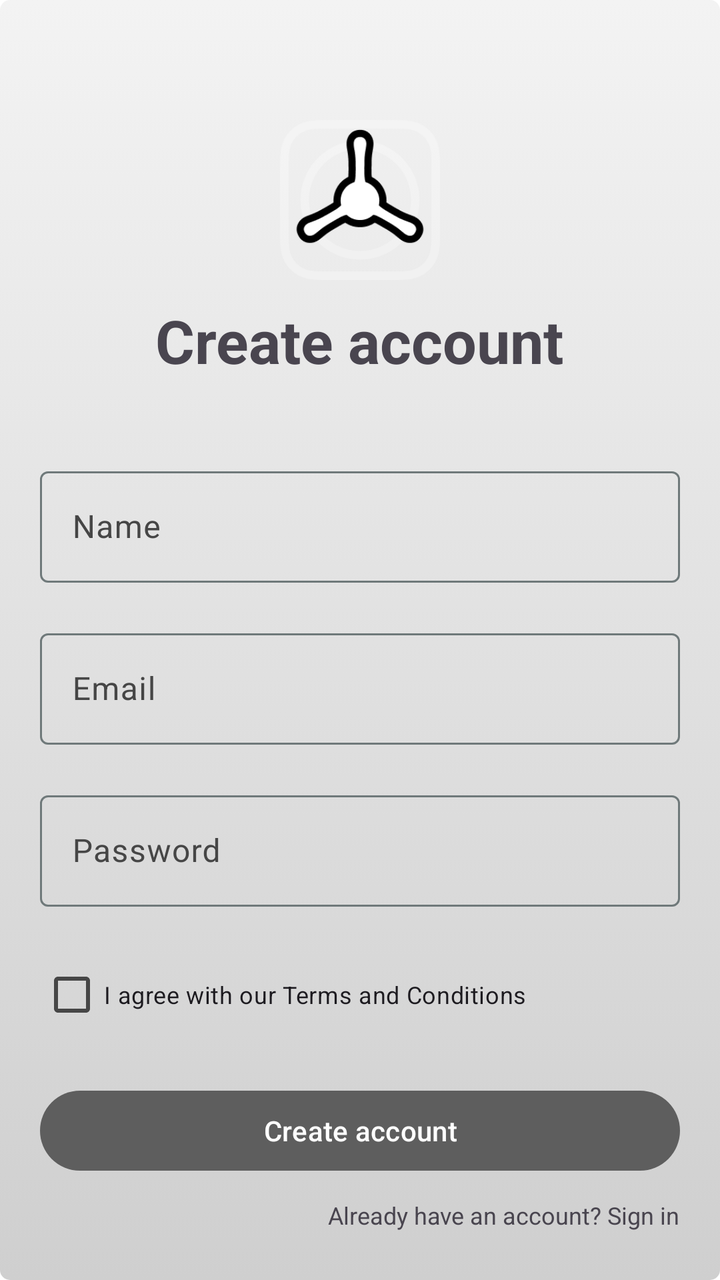
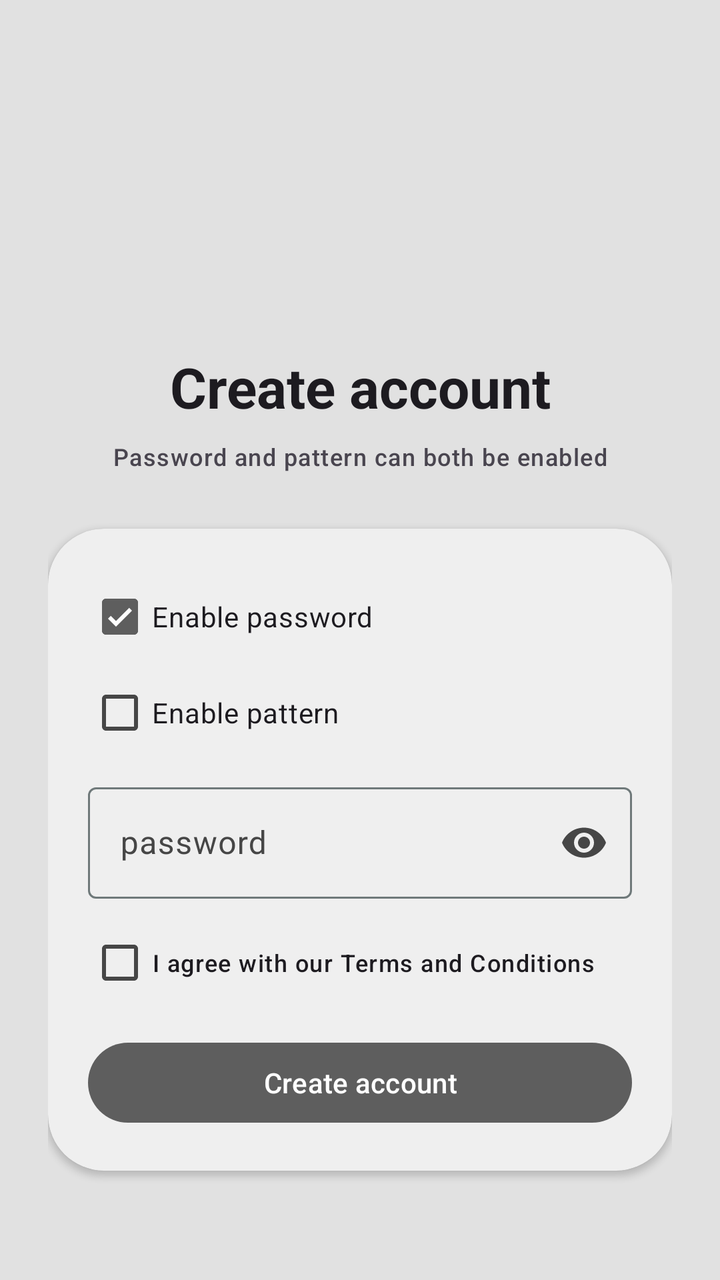

Before-and-after screenshots of an Android layout around one commit, followed by the original layout XML and the change that was made.
<!-- AndroidManifest.xml: application theme AppTheme -->
<!-- res/layout/activity_creat_account.xml -->
<?xml version="1.0" encoding="utf-8"?>
<androidx.core.widget.NestedScrollView xmlns:android="http://schemas.android.com/apk/res/android"
    xmlns:tools="http://schemas.android.com/tools"
    xmlns:app="http://schemas.android.com/apk/res-auto"
    android:fitsSystemWindows="true"
    android:layout_width="match_parent"
    android:layout_height="match_parent">
<com.google.android.material.circularreveal.CircularRevealRelativeLayout
    android:layout_width="match_parent"
    android:layout_height="match_parent"
    tools:context=".ui.Login">

    <com.google.android.material.imageview.ShapeableImageView
        android:id="@+id/image_view"
        android:layout_width="80dp"
        android:layout_height="80dp"
        android:layout_centerHorizontal="true"
        android:layout_marginTop="60dp"
        app:srcCompat="@drawable/sign_logo" />

    <com.google.android.material.textview.MaterialTextView
        android:textStyle="bold"
        android:id="@+id/textView"
        android:layout_centerHorizontal="true"
        android:layout_below="@id/image_view"
        android:layout_width="wrap_content"
        android:layout_height="wrap_content"
        android:layout_marginLeft="20dp"
        android:layout_marginTop="10dp"
        android:text="Create account"
        android:textSize="30sp" />

    <com.google.android.material.textfield.TextInputLayout
        android:id="@+id/textInputLayout_name"
        android:layout_width="match_parent"
        android:layout_height="wrap_content"
        android:layout_below="@+id/textView"
        android:layout_marginTop="40dp"
        android:layout_marginLeft="20dp"
        android:layout_marginRight="20dp"
        android:hint="Name">

        <com.google.android.material.textfield.TextInputEditText
            android:id="@+id/editText_name"
            android:layout_width="match_parent"
            android:layout_height="wrap_content"
            android:inputType="text"/>
    </com.google.android.material.textfield.TextInputLayout>

    <com.google.android.material.textfield.TextInputLayout
        android:id="@+id/textInputLayout_email"
        android:layout_width="match_parent"
        android:layout_height="wrap_content"
        android:layout_below="@+id/textInputLayout_name"
        android:layout_marginTop="20dp"
        android:layout_marginLeft="20dp"
        android:layout_marginRight="20dp"
        android:hint="Email">

        <com.google.android.material.textfield.TextInputEditText
            android:id="@+id/editText_email"
            android:layout_width="match_parent"
            android:layout_height="wrap_content"
            android:inputType="textEmailAddress"/>
    </com.google.android.material.textfield.TextInputLayout>

    <com.google.android.material.textfield.TextInputLayout
        android:id="@+id/textInputLayout_password"
        android:layout_width="match_parent"
        android:layout_height="wrap_content"
        android:layout_below="@+id/textInputLayout_email"
        android:hint="Password"
        android:layout_margin="20dp">
        <com.google.android.material.textfield.TextInputEditText
            android:id="@+id/editText_password"
            android:layout_width="match_parent"
            android:layout_height="wrap_content"
            android:inputType="textPassword"/>
    </com.google.android.material.textfield.TextInputLayout>
<com.google.android.material.checkbox.MaterialCheckBox
    android:id="@+id/checkBox"
    android:layout_width="wrap_content"
    android:layout_height="wrap_content"
    android:textSize="12sp"
    android:text="I agree with our Terms and Conditions"
    android:layout_below="@id/textInputLayout_password"
    android:layout_marginStart="20dp"/>
    <com.google.android.material.button.MaterialButton
        android:id="@+id/button_signIn"
        android:layout_width="match_parent"
        android:layout_height="wrap_content"
        android:layout_below="@id/checkBox"
        android:layout_marginStart="20dp"
        android:layout_marginEnd="20dp"
        android:layout_marginTop="20dp"
        android:text="Create account"/>
    <com.google.android.material.textview.MaterialTextView
        android:id="@+id/textView_signIn"
        android:layout_below="@id/button_signIn"
        android:layout_alignParentEnd="true"
        android:layout_marginTop="10dp"
        android:layout_marginEnd="20dp"
        android:layout_width="wrap_content"
        android:layout_height="wrap_content"
        android:textSize="12sp"
        android:text="Already have an account? Sign in" />
</com.google.android.material.circularreveal.CircularRevealRelativeLayout>
</androidx.core.widget.NestedScrollView>
<!-- resources referenced by this layout -->
<resources>
  <!-- drawable sign_logo: png bitmap (drawable, 9247 bytes) -->
  <style name="AppTheme" parent="Theme.Material3.Light.NoActionBar">
          <item name="colorPrimary">@color/md_theme_light_primary</item>
          <item name="colorOnPrimary">@color/md_theme_light_onPrimary</item>
          <item name="colorPrimaryContainer">@color/md_theme_light_primaryContainer</item>
          <item name="colorOnPrimaryContainer">@color/md_theme_light_onPrimaryContainer</item>
  
          <item name="colorSecondary">@color/md_theme_light_secondary</item>
          <item name="colorOnSecondary">@color/md_theme_light_onSecondary</item>
          <item name="colorSecondaryContainer">@color/md_theme_light_secondaryContainer</item>
          <item name="colorOnSecondaryContainer">@color/md_theme_light_onSecondaryContainer</item>
  
          <item name="colorTertiary">@color/md_theme_light_tertiary</item>
          <item name="colorOnTertiary">@color/md_theme_light_onTertiary</item>
          <item name="colorTertiaryContainer">@color/md_theme_light_tertiaryContainer</item>
          <item name="colorOnTertiaryContainer">@color/md_theme_light_onTertiaryContainer</item>
  
          <item name="colorError">@color/md_theme_light_error</item>
          <item name="colorErrorContainer">@color/md_theme_light_errorContainer</item>
          <item name="colorOnError">@color/md_theme_light_onError</item>
          <item name="colorOnErrorContainer">@color/md_theme_light_onErrorContainer</item>
  
          <item name="android:colorBackground">@color/md_theme_light_background</item>
          <item name="colorOnBackground">@color/md_theme_light_onBackground</item>
          <item name="colorSurface">@color/md_theme_light_surface</item>
          <item name="colorOnSurface">@color/md_theme_light_onSurface</item>
          <item name="colorSurfaceVariant">@color/md_theme_light_surfaceVariant</item>
          <item name="colorOnSurfaceVariant">@color/md_theme_light_onSurfaceVariant</item>
          <item name="colorOutline">@color/md_theme_light_outline</item>
          <item name="colorOnSurfaceInverse">@color/md_theme_light_inverseOnSurface</item>
          <item name="colorSurfaceInverse">@color/md_theme_light_inverseSurface</item>
          <item name="colorPrimaryInverse">@color/md_theme_light_inversePrimary</item>
  
          
          <item name="android:statusBarColor">@android:color/transparent</item>
          <item name="android:windowBackground">@drawable/windows_bg</item>
          <item name="android:windowLightStatusBar">true</item>
      </style>
  <!-- drawable windows_bg (drawable) -->
  <?xml version="1.0" encoding="utf-8"?>
  <selector xmlns:android="http://schemas.android.com/apk/res/android">
      <item>
          <shape>
              <gradient
                  android:startColor="#F3F3F3"
                  android:endColor="#CFCFCF"
                  android:angle="-45" />
              <corners android:radius="5dp" />
          </shape>
      </item>
  </selector>
  <!-- unchanged entries left out for length: 26 -->
</resources>

<!-- the commit's change to res/layout/activity_creat_account.xml (unified diff, before → after) -->
@@ -1,108 +1,131 @@
 <?xml version="1.0" encoding="utf-8"?>
 <androidx.core.widget.NestedScrollView xmlns:android="http://schemas.android.com/apk/res/android"
+    xmlns:app="http://schemas.android.com/apk/res-auto"
     xmlns:tools="http://schemas.android.com/tools"
-    xmlns:app="http://schemas.android.com/apk/res-auto"
-    android:fitsSystemWindows="true"
-    android:layout_width="match_parent"
-    android:layout_height="match_parent">
-<com.google.android.material.circularreveal.CircularRevealRelativeLayout
     android:layout_width="match_parent"
     android:layout_height="match_parent"
-    tools:context=".ui.Login">
+    android:background="?attr/colorSurfaceVariant"
+    android:fillViewport="true"
+    android:fitsSystemWindows="true"
+    tools:context=".ui.CreateAccount">
 
-    <com.google.android.material.imageview.ShapeableImageView
-        android:id="@+id/image_view"
-        android:layout_width="80dp"
-        android:layout_height="80dp"
-        android:layout_centerHorizontal="true"
-        android:layout_marginTop="60dp"
-        app:srcCompat="@drawable/sign_logo" />
-
-    <com.google.android.material.textview.MaterialTextView
-        android:textStyle="bold"
-        android:id="@+id/textView"
-        android:layout_centerHorizontal="true"
-        android:layout_below="@id/image_view"
-        android:layout_width="wrap_content"
-        android:layout_height="wrap_content"
-        android:layout_marginLeft="20dp"
-        android:layout_marginTop="10dp"
-        android:text="Create account"
-        android:textSize="30sp" />
-
-    <com.google.android.material.textfield.TextInputLayout
-        android:id="@+id/textInputLayout_name"
+    <LinearLayout
         android:layout_width="match_parent"
         android:layout_height="wrap_content"
-        android:layout_below="@+id/textView"
-        android:layout_marginTop="40dp"
-        android:layout_marginLeft="20dp"
-        android:layout_marginRight="20dp"
-        android:hint="Name">
+        android:gravity="center"
+        android:orientation="vertical"
+        android:paddingStart="24dp"
+        android:paddingTop="48dp"
+        android:paddingEnd="24dp"
+        android:paddingBottom="32dp">
 
-        <com.google.android.material.textfield.TextInputEditText
-            android:id="@+id/editText_name"
+        <com.google.android.material.imageview.ShapeableImageView
+            android:layout_width="88dp"
+            android:layout_height="88dp"
+            android:contentDescription="@string/app_name"
+            android:scaleType="centerCrop"
+            android:src="@drawable/app_ic"
+            app:shapeAppearanceOverlay="@style/ShapeAppearance.Passport.Rounded" />
+
+        <com.google.android.material.textview.MaterialTextView
+            android:id="@+id/title"
+            android:layout_width="wrap_content"
+            android:layout_height="wrap_content"
+            android:layout_marginTop="16dp"
+            android:gravity="center"
+            android:text="@string/create_account_title"
+            android:textAppearance="@style/PassportScreenTitle" />
+
+        <com.google.android.material.textview.MaterialTextView
+            android:id="@+id/subtitle"
             android:layout_width="match_parent"
             android:layout_height="wrap_content"
-            android:inputType="text"/>
-    </com.google.android.material.textfield.TextInputLayout>
+            android:layout_marginTop="8dp"
+            android:gravity="center"
+            android:text="@string/set_unlock_credential"
+            android:textAppearance="@style/PassportCaption" />
 
-    <com.google.android.material.textfield.TextInputLayout
-        android:id="@+id/textInputLayout_email"
-        android:layout_width="match_parent"
-        android:layout_height="wrap_content"
-        android:layout_below="@+id/textInputLayout_name"
-        android:layout_marginTop="20dp"
-        android:layout_marginLeft="20dp"
-        android:layout_marginRight="20dp"
-        android:hint="Email">
-
-        <com.google.android.material.textfield.TextInputEditText
-            android:id="@+id/editText_email"
+        <com.google.android.material.card.MaterialCardView
             android:layout_width="match_parent"
             android:layout_height="wrap_content"
-            android:inputType="textEmailAddress"/>
-    </com.google.android.material.textfield.TextInputLayout>
+            android:layout_marginTop="28dp"
+            app:cardBackgroundColor="?attr/colorSurface"
+            app:cardCornerRadius="28dp"
+            app:cardElevation="2dp"
+            app:strokeWidth="0dp">
 
-    <com.google.android.material.textfield.TextInputLayout
-        android:id="@+id/textInputLayout_password"
-        android:layout_width="match_parent"
-        android:layout_height="wrap_content"
-        android:layout_below="@+id/textInputLayout_email"
-        android:hint="Password"
-        android:layout_margin="20dp">
-        <com.google.android.material.textfield.TextInputEditText
-            android:id="@+id/editText_password"
-            android:layout_width="match_parent"
-            android:layout_height="wrap_content"
-            android:inputType="textPassword"/>
-    </com.google.android.material.textfield.TextInputLayout>
-<com.google.android.material.checkbox.MaterialCheckBox
-    android:id="@+id/checkBox"
-    android:layout_width="wrap_content"
-    android:layout_height="wrap_content"
-    android:textSize="12sp"
-    android:text="I agree with our Terms and Conditions"
-    android:layout_below="@id/textInputLayout_password"
-    android:layout_marginStart="20dp"/>
-    <com.google.android.material.button.MaterialButton
-        android:id="@+id/button_signIn"
-        android:layout_width="match_parent"
-        android:layout_height="wrap_content"
-        android:layout_below="@id/checkBox"
-        android:layout_marginStart="20dp"
-        android:layout_marginEnd="20dp"
-        android:layout_marginTop="20dp"
-        android:text="Create account"/>
-    <com.google.android.material.textview.MaterialTextView
-        android:id="@+id/textView_signIn"
-        android:layout_below="@id/button_signIn"
-        android:layout_alignParentEnd="true"
-        android:layout_marginTop="10dp"
-        android:layout_marginEnd="20dp"
-        android:layout_width="wrap_content"
-        android:layout_height="wrap_content"
-        android:textSize="12sp"
-        android:text="Already have an account? Sign in" />
-</com.google.android.material.circularreveal.CircularRevealRelativeLayout>
+            <LinearLayout
+                android:layout_width="match_parent"
+                android:layout_height="wrap_content"
+                android:orientation="vertical"
+                android:padding="20dp">
+
+                <com.google.android.material.checkbox.MaterialCheckBox
+                    android:id="@+id/use_password"
+                    android:layout_width="match_parent"
+                    android:layout_height="wrap_content"
+                    android:checked="true"
+                    android:text="@string/enable_password" />
+
+                <com.google.android.material.checkbox.MaterialCheckBox
+                    android:id="@+id/use_pattern"
+                    android:layout_width="match_parent"
+                    android:layout_height="wrap_content"
+                    android:text="@string/enable_pattern" />
+
+                <com.google.android.material.textfield.TextInputLayout
+                    android:id="@+id/password_layout"
+                    style="@style/Widget.Material3.TextInputLayout.OutlinedBox"
+                    android:layout_width="match_parent"
+                    android:layout_height="wrap_content"
+                    android:layout_marginTop="8dp"
+                    android:hint="@string/password"
+                    app:endIconMode="password_toggle">
+
+                    <com.google.android.material.textfield.TextInputEditText
+                        android:id="@+id/editText_password"
+                        android:layout_width="match_parent"
+                        android:layout_height="wrap_content"
+                        android:imeOptions="actionDone"
+                        android:importantForAutofill="no"
+                        android:inputType="textPassword"
+                        android:maxLines="1" />
+                </com.google.android.material.textfield.TextInputLayout>
+
+                <com.google.android.material.textview.MaterialTextView
+                    android:id="@+id/pattern_hint"
+                    android:layout_width="match_parent"
+                    android:layout_height="wrap_content"
+                    android:layout_marginTop="12dp"
+                    android:gravity="center"
+                    android:text="@string/draw_pattern_hint"
+                    android:textAppearance="@style/PassportCaption"
+                    android:visibility="gone" />
+
+                <com.fou.passport.ui.widget.PatternLockView
+                    android:id="@+id/pattern_lock"
+                    android:layout_width="300dp"
+                    android:layout_height="300dp"
+                    android:layout_gravity="center_horizontal"
+                    android:layout_marginTop="8dp"
+                    android:visibility="gone" />
+
+                <com.google.android.material.checkbox.MaterialCheckBox
+                    android:id="@+id/checkBox"
+                    android:layout_width="wrap_content"
+                    android:layout_height="wrap_content"
+                    android:layout_marginTop="8dp"
+                    android:text="@string/agree_terms"
+                    android:textAppearance="@style/PassportCaption" />
+
+                <com.google.android.material.button.MaterialButton
+                    android:id="@+id/button_signIn"
+                    android:layout_width="match_parent"
+                    android:layout_height="wrap_content"
+                    android:layout_marginTop="12dp"
+                    android:text="@string/create_account_title" />
+
+            </LinearLayout>
+        </com.google.android.material.card.MaterialCardView>
+    </LinearLayout>
 </androidx.core.widget.NestedScrollView>
<!-- resource entries referenced after the edit -->
@@ -1,6 +1,27 @@
 <!-- resources referenced by this layout -->
 <resources>
-  <!-- drawable sign_logo: png bitmap (drawable, 9247 bytes) -->
+  <!-- drawable app_ic (drawable) -->
+  <?xml version="1.0" encoding="utf-8"?>
+  <layer-list xmlns:android="http://schemas.android.com/apk/res/android">
+      <item android:drawable="@drawable/bg" />
+      <item android:drawable="@drawable/front" />
+  </layer-list>
+  <string name="agree_terms">I agree with our Terms and Conditions</string>
+  <string name="app_name">passport</string>
+  <string name="create_account_title">Create account</string>
+  <string name="draw_pattern_hint">Draw at least 4 dots</string>
+  <string name="enable_password">Enable password</string>
+  <string name="enable_pattern">Enable pattern</string>
+  <string name="password">password</string>
+  <string name="set_unlock_credential">Password and pattern can both be enabled</string>
+  <style name="PassportCaption" parent="TextAppearance.Material3.LabelMedium" />
+  <style name="PassportScreenTitle" parent="TextAppearance.Material3.HeadlineMedium">
+          <item name="android:textStyle">bold</item>
+      </style>
+  <style name="ShapeAppearance.Passport.Rounded" parent="">
+          <item name="cornerFamily">rounded</item>
+          <item name="cornerSize">20dp</item>
+      </style>
   <style name="AppTheme" parent="Theme.Material3.Light.NoActionBar">
           <item name="colorPrimary">@color/md_theme_light_primary</item>
           <item name="colorOnPrimary">@color/md_theme_light_onPrimary</item>
@@ -29,6 +50,14 @@
           <item name="colorSurfaceVariant">@color/md_theme_light_surfaceVariant</item>
           <item name="colorOnSurfaceVariant">@color/md_theme_light_onSurfaceVariant</item>
           <item name="colorOutline">@color/md_theme_light_outline</item>
+          <item name="colorOutlineVariant">@color/md_theme_light_outlineVariant</item>
+          <item name="colorSurfaceDim">@color/md_theme_light_surfaceDim</item>
+          <item name="colorSurfaceBright">@color/md_theme_light_surfaceBright</item>
+          <item name="colorSurfaceContainerLowest">@color/md_theme_light_surfaceContainerLowest</item>
+          <item name="colorSurfaceContainerLow">@color/md_theme_light_surfaceContainerLow</item>
+          <item name="colorSurfaceContainer">@color/md_theme_light_surfaceContainer</item>
+          <item name="colorSurfaceContainerHigh">@color/md_theme_light_surfaceContainerHigh</item>
+          <item name="colorSurfaceContainerHighest">@color/md_theme_light_surfaceContainerHighest</item>
           <item name="colorOnSurfaceInverse">@color/md_theme_light_inverseOnSurface</item>
           <item name="colorSurfaceInverse">@color/md_theme_light_inverseSurface</item>
           <item name="colorPrimaryInverse">@color/md_theme_light_inversePrimary</item>
@@ -38,19 +67,21 @@
           <item name="android:windowBackground">@drawable/windows_bg</item>
           <item name="android:windowLightStatusBar">true</item>
       </style>
+  <!-- drawable bg: png bitmap (drawable-v24, 13664 bytes) -->
+  <!-- drawable front: png bitmap (drawable-v24, 69007 bytes) -->
+  <color name="md_theme_light_outlineVariant">#BFC8CA</color>
+  <color name="md_theme_light_surfaceDim">#E0E0E0</color>
+  <color name="md_theme_light_surfaceBright">#FBFBFB</color>
+  <color name="md_theme_light_surfaceContainerLowest">#FFFFFF</color>
+  <color name="md_theme_light_surfaceContainerLow">#F5F5F5</color>
+  <color name="md_theme_light_surfaceContainer">#EFEFEF</color>
+  <color name="md_theme_light_surfaceContainerHigh">#E9E9E9</color>
+  <color name="md_theme_light_surfaceContainerHighest">#E3E3E3</color>
   <!-- drawable windows_bg (drawable) -->
   <?xml version="1.0" encoding="utf-8"?>
-  <selector xmlns:android="http://schemas.android.com/apk/res/android">
-      <item>
-          <shape>
-              <gradient
-                  android:startColor="#F3F3F3"
-                  android:endColor="#CFCFCF"
-                  android:angle="-45" />
-              <corners android:radius="5dp" />
-          </shape>
-      </item>
-  </selector>
+  <shape xmlns:android="http://schemas.android.com/apk/res/android">
+      <solid android:color="?attr/colorSurface" />
+  </shape>
   <!-- unchanged entries left out for length: 26 -->
 </resources>
 
